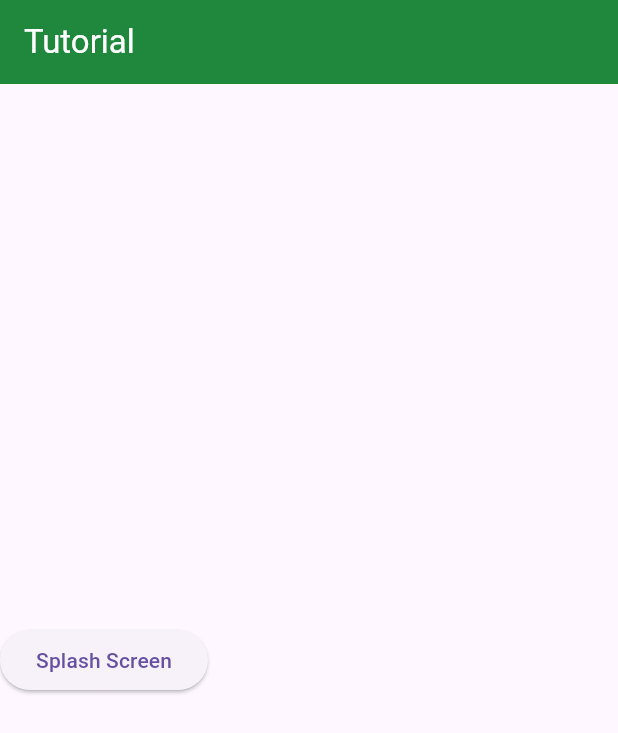
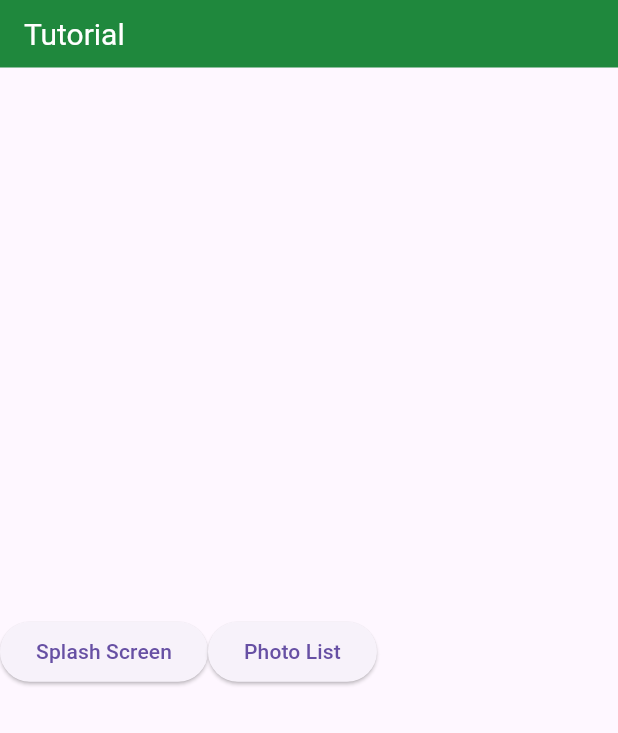
Before and after one commit to asj214/flutter_tutorials, a Flutter app: the screen it shows after launch, on a phone screen of 412 x 824 dp. Shown: the top 733 px of the screen. Run offline on Flutter 3.47's test engine with Material 3 defaults, Android fonts, the phone set to English and light mode, and no system bars.

```diff
--- a/lib/constants.dart
+++ b/lib/constants.dart
@@ -2,3 +2,6 @@ import 'package:flutter/material.dart';
 
 const Color primaryColor = Color(0xff1f883d);
 const Color primaryTextColor = Color(0xffFFFFFF);
+
+// json placeholder api
+const String photoApiUrl = 'https://jsonplaceholder.typicode.com/photos';
--- a/lib/main.dart
+++ b/lib/main.dart
@@ -1,5 +1,6 @@
 import 'package:flutter/material.dart';
 import 'pages/splash_screen.dart';
+import 'constants.dart';
 
 void main() {
   runApp(const MainApp());
@@ -10,8 +11,18 @@ class MainApp extends StatelessWidget {
 
   @override
   Widget build(BuildContext context) {
-    return const MaterialApp(
-      home: SplashScreen()
+    return MaterialApp(
+      home: const SplashScreen(),
+      theme: ThemeData(
+        appBarTheme: const AppBarTheme(
+          backgroundColor: primaryColor,
+          iconTheme: IconThemeData(
+            color: primaryTextColor
+          ),
+          titleTextStyle: TextStyle(color: primaryTextColor, fontSize: 20),
+          toolbarHeight: 45
+        )
+      ),
     );
   }
 }
--- a/lib/pages/home.dart
+++ b/lib/pages/home.dart
@@ -1,6 +1,7 @@
 import 'package:flutter/material.dart';
 import 'package:flutter_tutorials/constants.dart';
 import 'splash_screen.dart';
+import 'photos/photo_list.dart';
 
 class Home extends StatelessWidget {
   const Home({super.key});
@@ -20,7 +21,6 @@ class Home extends StatelessWidget {
           children: [
             ElevatedButton(
               onPressed: () {
-                debugPrint('Home');
                 Navigator.of(context).push(
                   MaterialPageRoute(
                     builder: (context) => const SplashScreen(),
@@ -29,6 +29,16 @@ class Home extends StatelessWidget {
               },
               child: const Text('Splash Screen'),
             ),
+            ElevatedButton(
+              onPressed: () {
+                Navigator.of(context).push(
+                  MaterialPageRoute(
+                    builder: (context) => const PhotoList(),
+                  ),
+                );
+              },
+              child: const Text('Photo List'),
+            ),
           ],
         )
       )
--- a/pubspec.yaml
+++ b/pubspec.yaml
@@ -9,6 +9,7 @@ environment:
 dependencies:
   flutter:
     sdk: flutter
+  http: ^1.2.1
 
 dev_dependencies:
   flutter_test:
```
Also changed, not shown: lib/pages/photos/photo_list.dart (added, +62 -0 lines), pubspec.lock, 2 other files.
